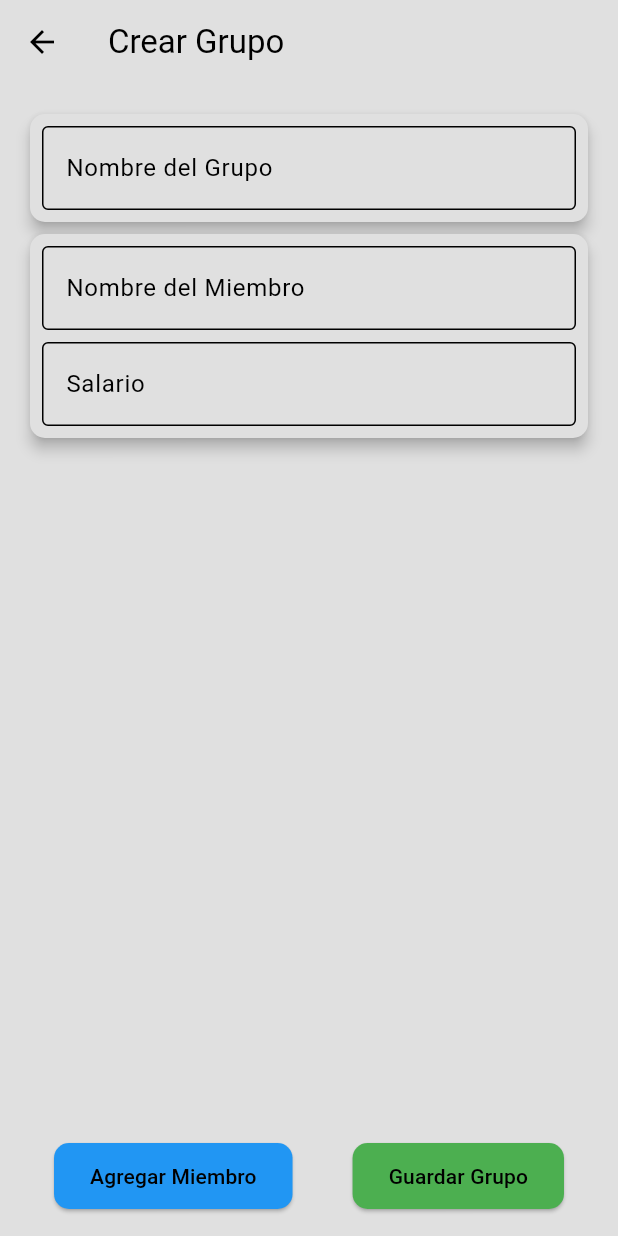
After one commit to zeuss1102/delivery_app_emilio_puigcerver-main, a Flutter app: the CreateGroupPage screen opened by its route, after a tap on "Agregar Miembro", on a phone screen of 412 x 824 dp. The commit adds this screen. Run offline on Flutter 3.47's test engine with Material 3 defaults, Android fonts, the phone set to English and light mode, and no system bars; our stand-ins replace cloud_firestore, firebase_auth, firebase_core, flutter_credit_card, google_sign_in; accounts and stored records are empty.

Commit message:
implementacion de los grupos de trabajo

```diff
--- /dev/null
+++ b/lib/models/group.dart
@@ -0,0 +1,15 @@
+class Group {
+  String id;
+  String name;
+  List<Member> members;
+
+  Group({required this.id, required this.name, required this.members});
+}
+
+class Member {
+  String id;
+  String name;
+  double salary;
+
+  Member({required this.id, required this.name, required this.salary});
+}
--- /dev/null
+++ b/lib/pages/create_group_page.dart
@@ -0,0 +1,135 @@
+import 'package:flutter/material.dart';
+import 'package:provider/provider.dart';
+import 'package:delivery_app_emilio_puigcerver/models/group.dart';
+import 'package:delivery_app_emilio_puigcerver/providers/group_provider.dart';
+
+class CreateGroupPage extends StatefulWidget {
+  @override
+  _CreateGroupPageState createState() => _CreateGroupPageState();
+}
+
+class _CreateGroupPageState extends State<CreateGroupPage> {
+  final TextEditingController _groupNameController = TextEditingController();
+  final List<Member> _members = [];
+
+  void _addMember() {
+    setState(() {
+      _members.add(Member(id: DateTime.now().toString(), name: '', salary: 0));
+    });
+  }
+
+  void _saveGroup() {
+    Group newGroup = Group(id: DateTime.now().toString(), name: _groupNameController.text, members: _members);
+    Provider.of<GroupProvider>(context, listen: false).addGroup(newGroup);
+    Navigator.pop(context);
+  }
+
+  @override
+  Widget build(BuildContext context) {
+    return Scaffold(
+      appBar: AppBar(
+        title: const Text('Crear Grupo'),
+      ),
+      body: Padding(
+        padding: const EdgeInsets.all(16.0),
+        child: Column(
+          children: [
+            Card(
+              elevation: 4,
+              shape: RoundedRectangleBorder(
+                borderRadius: BorderRadius.circular(10),
+              ),
+              child: Padding(
+                padding: const EdgeInsets.all(8.0),
+                child: TextField(
+                  controller: _groupNameController,
+                  decoration: const InputDecoration(
+                    labelText: 'Nombre del Grupo',
+                    border: OutlineInputBorder(),
+                    filled: true,
+                  ),
+                ),
+              ),
+            ),
+            Expanded(
+              child: ListView.builder(
+                itemCount: _members.length,
+                itemBuilder: (context, index) {
+                  return Card(
+                    elevation: 4,
+                    shape: RoundedRectangleBorder(
+                      borderRadius: BorderRadius.circular(10),
+                    ),
+                    child: Padding(
+                      padding: const EdgeInsets.all(8.0),
+                      child: Column(
+                        children: [
+                          TextField(
+                            onChanged: (value) {
+                              _members[index].name = value;
+                            },
+                            decoration: const InputDecoration(
+                              labelText: 'Nombre del Miembro',
+                              border: OutlineInputBorder(),
+                              filled: true,
+                            ),
+                          ),
+                          const SizedBox(height: 8),
+                          TextField(
+                            onChanged: (value) {
+                              _members[index].salary = double.parse(value);
+                            },
+                            decoration: const InputDecoration(
+                              labelText: 'Salario',
+                              border: OutlineInputBorder(),
+                              filled: true,
+                            ),
+                            keyboardType: TextInputType.number,
+                          ),
+                        ],
+                      ),
+                    ),
+                  );
+                },
+              ),
+            ),
+            const SizedBox(height: 16),
+            Row(
+              mainAxisAlignment: MainAxisAlignment.spaceAround,
+              children: [
+                ElevatedButton(
+                  onPressed: _addMember,
+                  style: ElevatedButton.styleFrom(
+                    backgroundColor: Colors.blue, // Usar colores estándar
+                    padding: const EdgeInsets.symmetric(horizontal: 24, vertical: 12),
+                    shape: RoundedRectangleBorder(
+                      borderRadius: BorderRadius.circular(10),
+                    ),
+                  ),
+                  child: const Text(
+                    'Agregar Miembro',
+                    style: TextStyle(color: Colors.black), // Letra negra
+                  ),
+                ),
+                ElevatedButton(
+                  onPressed: _saveGroup,
+                  style: ElevatedButton.styleFrom(
+                    backgroundColor: Colors.green, // Usar colores estándar
+                    padding: const EdgeInsets.symmetric(horizontal: 24, vertical: 12),
+                    shape: RoundedRectangleBorder(
+                      borderRadius: BorderRadius.circular(10),
+                    ),
+                  ),
+                  child: const Text(
+                    'Guardar Grupo',
+                    style: TextStyle(color: Colors.black), // Letra negra
+                  ),
+                ),
+              ],
+            ),
+          ],
+        ),
+      ),
+    );
+  }
+}
```
Also changed, not shown: lib/main.dart (+6 -1 lines), lib/pages/home_page.dart (+48 -29 lines), lib/providers/group_provider.dart (added, +26 -0 lines).
